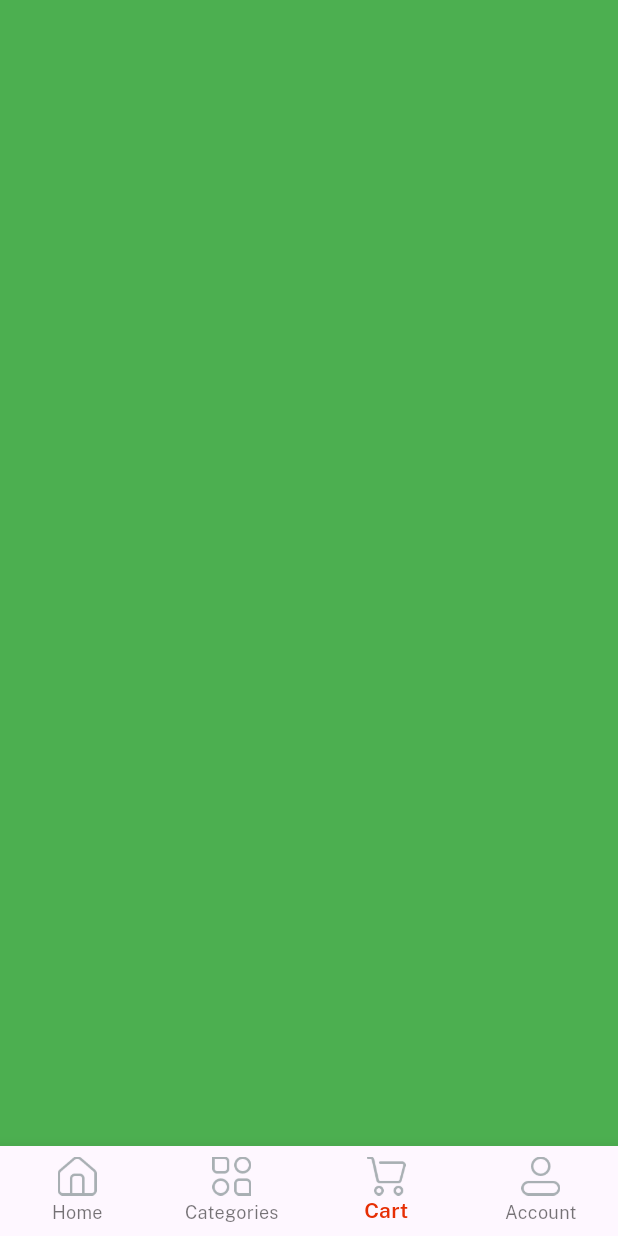
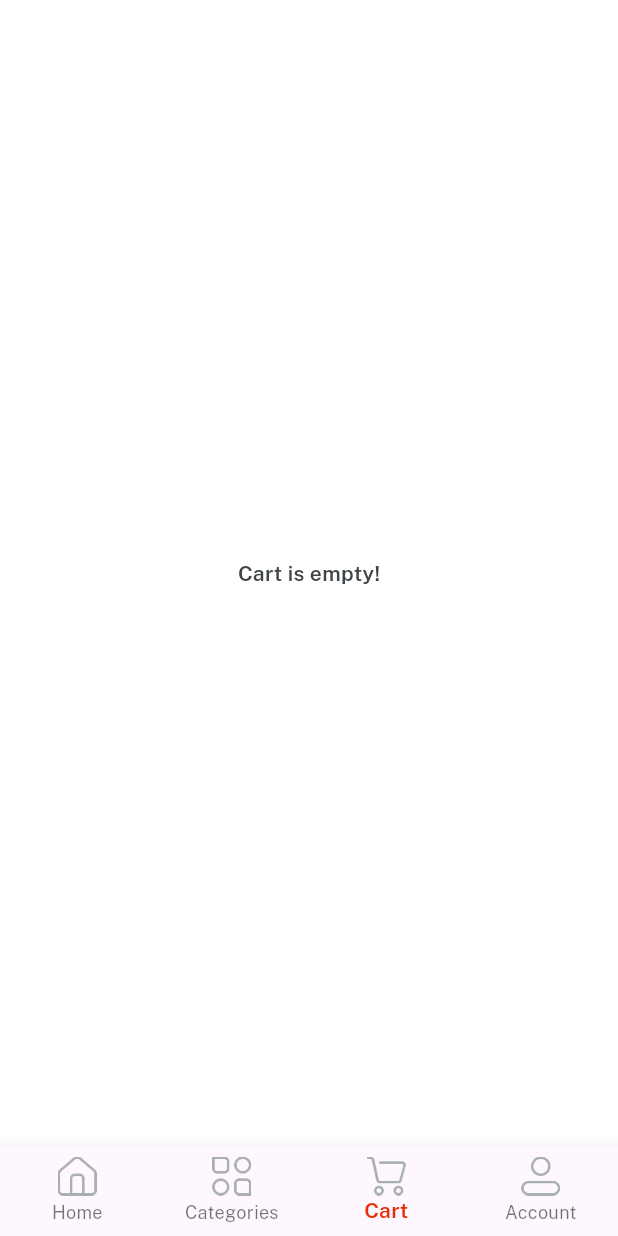
Before and after one commit to Shamimkhan1406/e_commerce_app, a Flutter app: the Home screen opened directly, item 3 of the bottom bar chosen, on a phone screen of 412 x 824 dp. Run offline on Flutter 3.47's test engine with Material 3 defaults, Android fonts, the phone set to English and light mode, and no system bars; our stand-ins replace get, velocity_x.

Commit message:
making cart screen a empty screen for now

```diff
--- a/lib/views/cart_screen/cart_screen.dart
+++ b/lib/views/cart_screen/cart_screen.dart
@@ -6,7 +6,8 @@ class CartScreen extends StatelessWidget {
   @override
   Widget build(BuildContext context) {
     return Container(
-      color: Colors.green,
+      color: Colors.white,
+      child: "Cart is empty!".text.fontFamily(semibold).color(darkFontGrey).makeCentered(),
     );
   }
 }
```
